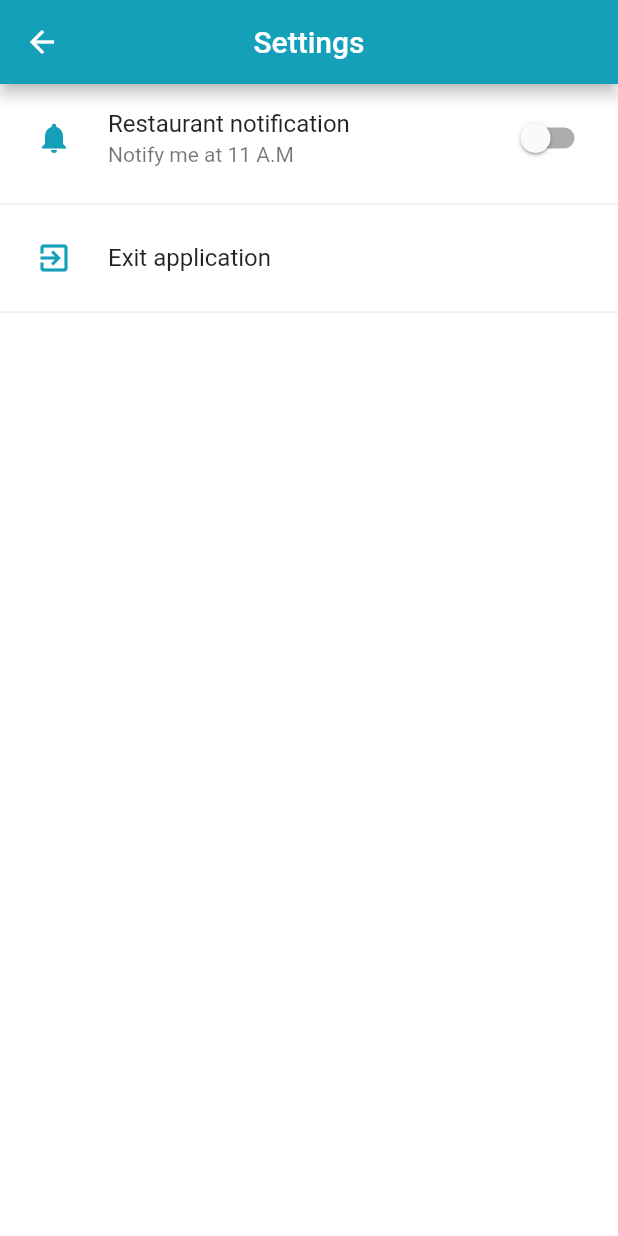
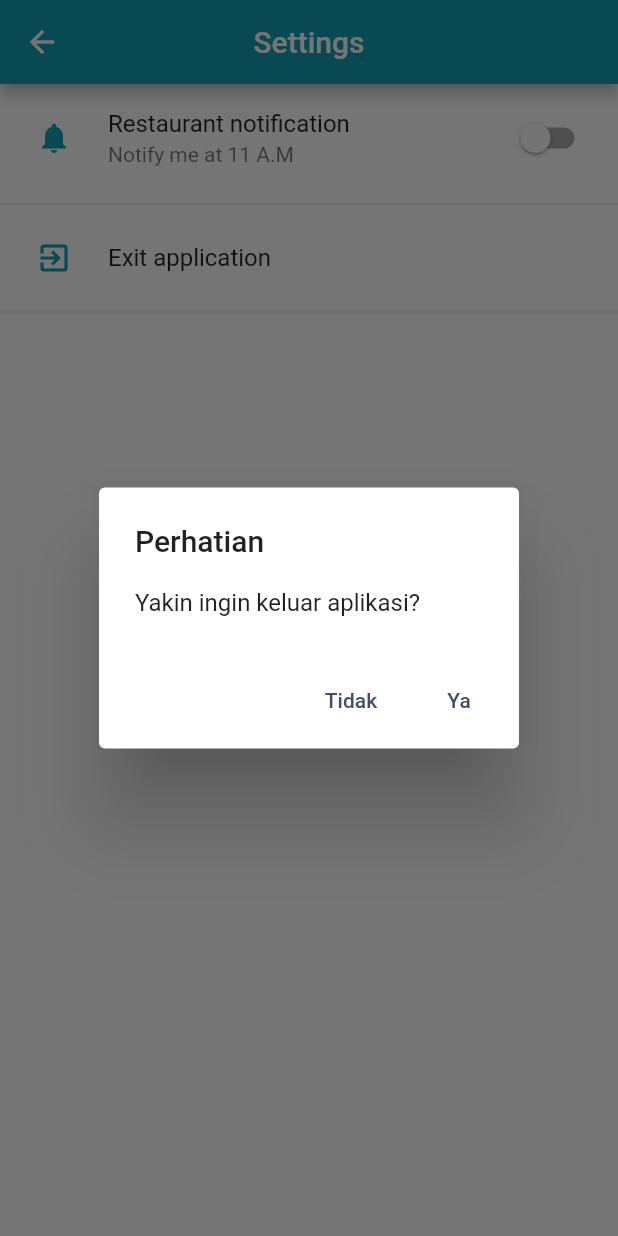
Before and after one commit to azmirizkifar20/RestaurantApp, a Flutter app: the SettingPage screen opened by its route, after a tap on "Exit application", on a phone screen of 412 x 824 dp. Run offline on Flutter 3.47's test engine with Material 2 defaults, Android fonts, the phone set to English and light mode, and no system bars; our stand-ins replace flutter_local_notifications, rxdart, shared_preferences, sqflite; missing offline and left inert: android_alarm_manager; accounts and stored records are empty; network calls fail; statements that could not run were skipped.

```diff
--- a/lib/main.dart
+++ b/lib/main.dart
@@ -10,6 +10,7 @@ import 'package:restaurant_app/utils/notification_helper.dart';
 import 'package:restaurant_app/view/detail_page.dart';
 import 'package:restaurant_app/view/favorite_page.dart';
 import 'package:restaurant_app/view/list_page.dart';
+import 'package:restaurant_app/view/profile_page.dart';
 import 'package:restaurant_app/view/review_page.dart';
 import 'package:restaurant_app/view/search_page.dart';
 import 'package:restaurant_app/view/setting_page.dart';
@@ -55,6 +56,9 @@ class MyApp extends StatelessWidget {
             ),
         ReviewPage.routeName: (context) => ReviewPage(
               restaurantId: ModalRoute.of(context).settings.arguments,
+            ),
+        ProfilePage.routeName: (context) => ProfilePage(
+              gambar: ModalRoute.of(context).settings.arguments,
             )
       },
       navigatorKey: navigatorKey,
--- a/lib/view/setting_page.dart
+++ b/lib/view/setting_page.dart
@@ -51,7 +51,7 @@ class SettingPage extends StatelessWidget {
             ),
             Divider(),
             InkWell(
-              onTap: () => SystemNavigator.pop(),
+              onTap: () => _showDialog(context),
               child: ListTile(
                 leading: Padding(
                   padding: const EdgeInsets.only(left: 8),
@@ -69,4 +69,32 @@ class SettingPage extends StatelessWidget {
       ),
     );
   }
+
+  void _showDialog(BuildContext context) => showDialog(
+        context: context,
+        builder: (context) => AlertDialog(
+          title: Text("Perhatian"),
+          content: Text('Yakin ingin keluar aplikasi?'),
+          actions: [
+            TextButton(
+              onPressed: () {
+                Navigator.of(context).pop();
+              },
+              child: Text(
+                "Tidak",
+                style: TextStyle(color: darkColor),
+              ),
+            ),
+            TextButton(
+              onPressed: () {
+                SystemNavigator.pop();
+              },
+              child: Text(
+                "Ya",
+                style: TextStyle(color: darkColor),
+              ),
+            ),
+          ],
+        ),
+      );
 }
```
Also changed, not shown: lib/view/list_page.dart (+16 -2 lines), lib/view/profile_page.dart (added, +31 -0 lines), 1 other file.
